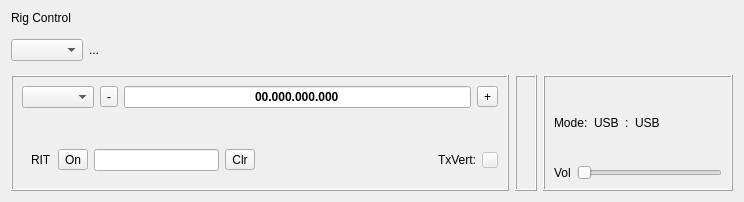
Old version of the form mqt/MqtLogger/rigcontrolframe.ui in the repository Rsclub22/Minos2-Mirror.
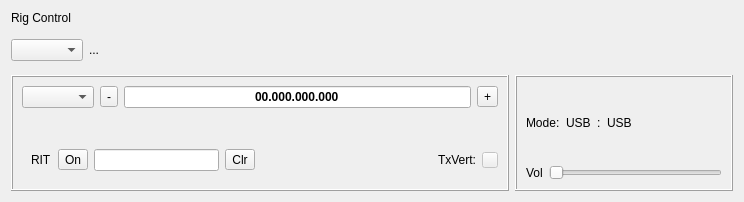
New version of the form. Custom widgets are drawn as their Qt base class.

Commit message: remove bandsel buttons in rigcontrol panel

```diff
--- a/mqt/MqtLogger/rigcontrolframe.ui
+++ b/mqt/MqtLogger/rigcontrolframe.ui
@@ -272,21 +272,6 @@
        </layout>
       </widget>
      </item>
-     <item>
-      <widget class="QFrame" name="bandSelFrame">
-       <property name="frameShape">
-        <enum>QFrame::Box</enum>
-       </property>
-       <property name="frameShadow">
-        <enum>QFrame::Raised</enum>
-       </property>
-       <layout class="QVBoxLayout" name="verticalLayout_3">
-        <item>
-         <layout class="QGridLayout" name="bandSelGridLayout"/>
-        </item>
-       </layout>
-      </widget>
-     </item>
      <item>
       <widget class="QFrame" name="frame_2">
        <property name="frameShape">
```
The commit also changes 5 other files.
